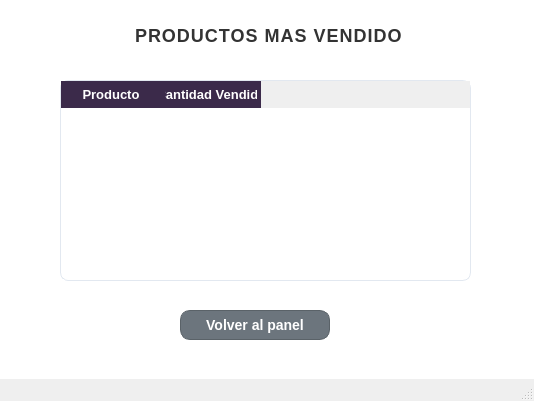
Old version of the form gui/producto_mas_vendido.ui in the repository UTN-BDA-2026/repositorio-grupo-BCCG.
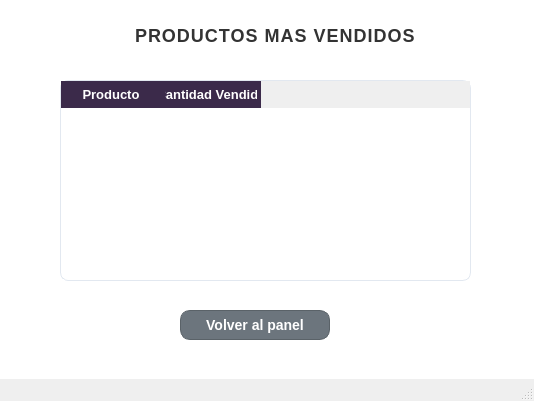
New version of the form.

Commit message: arregle y mejore la interfaz visual de login.ui

Patch:
```diff
--- a/gui/producto_mas_vendido.ui
+++ b/gui/producto_mas_vendido.ui
@@ -116,7 +116,7 @@
      <rect>
       <x>130</x>
       <y>20</y>
-      <width>271</width>
+      <width>301</width>
       <height>41</height>
      </rect>
     </property>
```
The commit also changes 2 other files.
